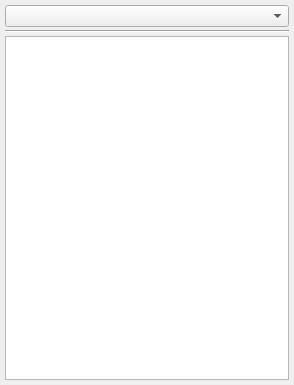
Qt form v2/branches/newxup/monkey/src/xupmanager/gui/XUPProjectManager.ui (testmana2/mks) before a commit.
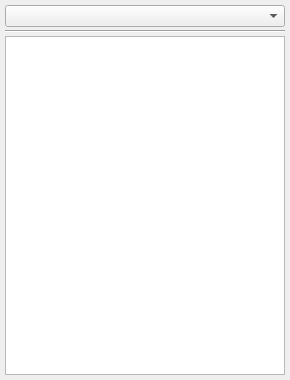
The same form after that commit. Icons and pictures are not drawn. Custom widgets are drawn as their Qt base class.

```diff
--- a/v2/branches/newxup/monkey/src/xupmanager/gui/XUPProjectManager.ui
+++ b/v2/branches/newxup/monkey/src/xupmanager/gui/XUPProjectManager.ui
@@ -6,8 +6,8 @@
    <rect>
     <x>0</x>
     <y>0</y>
-    <width>294</width>
-    <height>385</height>
+    <width>290</width>
+    <height>380</height>
    </rect>
   </property>
   <property name="allowedAreas">
```
Left out of the diff: 2 changed lines with no effect on the pictures.
